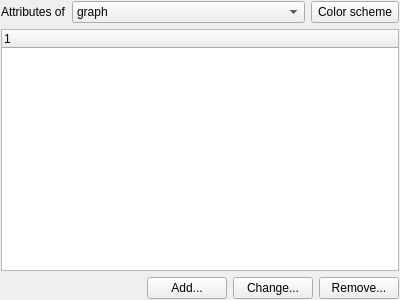
Old version of the form dpse2/src/commonui/CClassAttributesEditorUI.ui in the repository ArsMasiuk/DPSE.
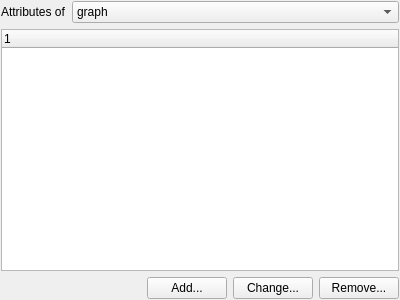
New version of the form. Custom widgets are drawn as their Qt base class.

Patch:
```diff
--- a/dpse2/src/commonui/CClassAttributesEditorUI.ui
+++ b/dpse2/src/commonui/CClassAttributesEditorUI.ui
@@ -63,25 +63,6 @@
        </item>
       </widget>
      </item>
-     <item>
-      <widget class="QToolButton" name="ColorScheme">
-       <property name="sizePolicy">
-        <sizepolicy hsizetype="Fixed" vsizetype="Preferred">
-         <horstretch>0</horstretch>
-         <verstretch>0</verstretch>
-        </sizepolicy>
-       </property>
-       <property name="statusTip">
-        <string>Apply predefined color scheme to graph</string>
-       </property>
-       <property name="text">
-        <string>Color scheme</string>
-       </property>
-       <property name="popupMode">
-        <enum>QToolButton::InstantPopup</enum>
-       </property>
-      </widget>
-     </item>
     </layout>
    </item>
    <item>
```
Left out of the diff: 1 changed line with no effect on the pictures.
